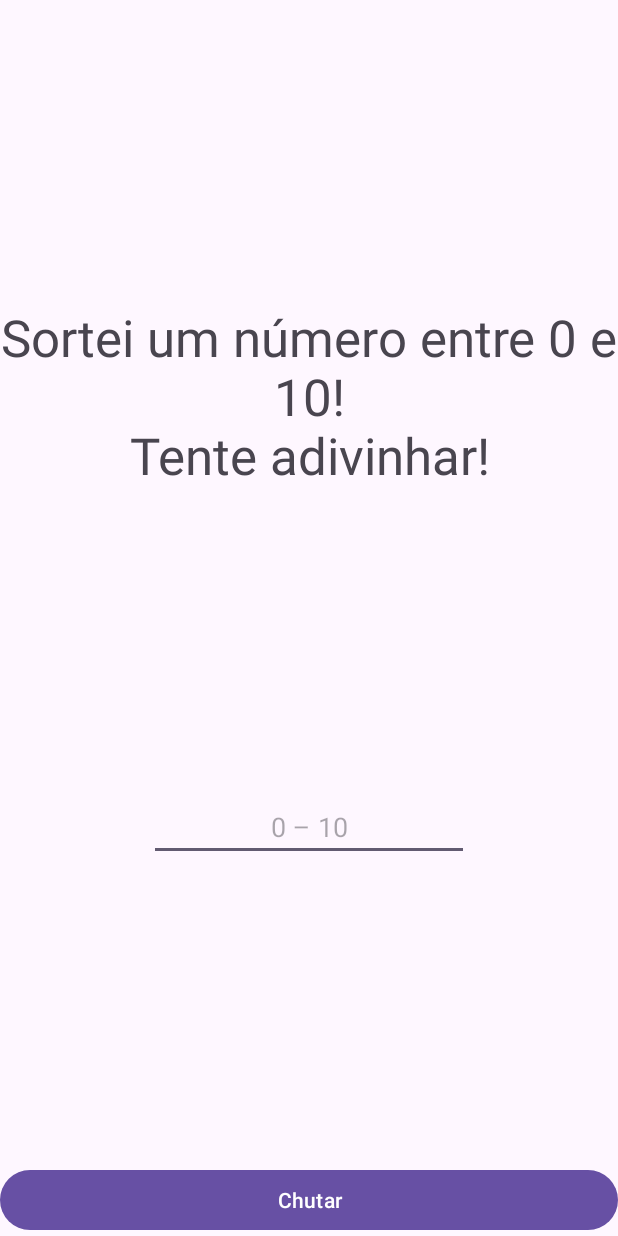
After one commit to ftanaka13/JogoAdvinhaNumero, an Android app: the fragment TentativaFragment shown on its own in the app's theme, on a phone screen of 412 x 824 dp. The commit adds this screen. Run offline under Robolectric (Android 15) with nearby library versions, the phone set to English and light mode, and no system bars.

Commit message:
gréfico de navegação + layouts

```diff
--- /dev/null
+++ b/app/src/main/java/br/com/faculdadeimpacta/advinhanumero/TentativaFragment.kt
@@ -0,0 +1,59 @@
+package br.com.faculdadeimpacta.advinhanumero
+
+import android.os.Bundle
+import androidx.fragment.app.Fragment
+import android.view.LayoutInflater
+import android.view.View
+import android.view.ViewGroup
+
+// TODO: Rename parameter arguments, choose names that match
+// the fragment initialization parameters, e.g. ARG_ITEM_NUMBER
+private const val ARG_PARAM1 = "param1"
+private const val ARG_PARAM2 = "param2"
+
+/**
+ * A simple [Fragment] subclass.
+ * Use the [TentativaFragment.newInstance] factory method to
+ * create an instance of this fragment.
+ */
+class TentativaFragment : Fragment() {
+    // TODO: Rename and change types of parameters
+    private var param1: String? = null
+    private var param2: String? = null
+
+    override fun onCreate(savedInstanceState: Bundle?) {
+        super.onCreate(savedInstanceState)
+        arguments?.let {
+            param1 = it.getString(ARG_PARAM1)
+            param2 = it.getString(ARG_PARAM2)
+        }
+    }
+
+    override fun onCreateView(
+        inflater: LayoutInflater, container: ViewGroup?,
+        savedInstanceState: Bundle?
+    ): View? {
+        // Inflate the layout for this fragment
+        return inflater.inflate(R.layout.fragment_tentativa, container, false)
+    }
+
+    companion object {
+        /**
+         * Use this factory method to create a new instance of
+         * this fragment using the provided parameters.
+         *
+         * @param param1 Parameter 1.
+         * @param param2 Parameter 2.
+         * @return A new instance of fragment TentativaFragment.
+         */
+        // TODO: Rename and change types and number of parameters
+        @JvmStatic
+        fun newInstance(param1: String, param2: String) =
+            TentativaFragment().apply {
+                arguments = Bundle().apply {
+                    putString(ARG_PARAM1, param1)
+                    putString(ARG_PARAM2, param2)
+                }
+            }
+    }
+}
--- /dev/null
+++ b/app/src/main/res/layout/fragment_tentativa.xml
@@ -0,0 +1,43 @@
+<?xml version="1.0" encoding="utf-8"?>
+<androidx.constraintlayout.widget.ConstraintLayout xmlns:android="http://schemas.android.com/apk/res/android"
+    xmlns:app="http://schemas.android.com/apk/res-auto"
+    xmlns:tools="http://schemas.android.com/tools"
+    android:id="@+id/constraintLayout"
+    android:layout_width="match_parent"
+    android:layout_height="match_parent"
+    tools:context=".TentativaFragment">
+
+    <Button
+        android:id="@+id/buttonChutar"
+        android:layout_width="0dp"
+        android:layout_height="wrap_content"
+        android:text="@string/chutar"
+        app:layout_constraintBottom_toBottomOf="parent"
+        app:layout_constraintEnd_toEndOf="parent"
+        app:layout_constraintStart_toStartOf="parent" />
+
+    <TextView
+        android:id="@+id/textViewTentativaTitulo"
+        android:layout_width="wrap_content"
+        android:layout_height="wrap_content"
+        android:gravity="center"
+        android:text="@string/tentativaTitulo"
+        android:textSize="34sp"
+        app:layout_constraintBottom_toTopOf="@+id/editTextChute"
+        app:layout_constraintEnd_toEndOf="parent"
+        app:layout_constraintStart_toStartOf="parent"
+        app:layout_constraintTop_toTopOf="parent" />
+
+    <EditText
+        android:id="@+id/editTextChute"
+        android:layout_width="wrap_content"
+        android:layout_height="wrap_content"
+        android:ems="10"
+        android:gravity="center"
+        android:hint="@string/dica"
+        android:inputType="number"
+        app:layout_constraintBottom_toTopOf="@+id/buttonChutar"
+        app:layout_constraintEnd_toEndOf="parent"
+        app:layout_constraintStart_toStartOf="parent"
+        app:layout_constraintTop_toBottomOf="@+id/textViewTentativaTitulo" />
+</androidx.constraintlayout.widget.ConstraintLayout>
--- a/app/src/main/res/values/strings.xml
+++ b/app/src/main/res/values/strings.xml
@@ -1,3 +1,15 @@
 <resources>
     <string name="app_name">AdvinhaNumero</string>
+    <!-- TODO: Remove or change this placeholder text -->
+    <string name="hello_blank_fragment">Hello blank fragment</string>
+    <string name="titulo">Adivinha o número</string>
+    <string name="comecar">Começar</string>
+    <string name="tentativaTitulo">Sortei um número entre 0 e 10!\nTente adivinhar!</string>
+    <string name="dica">0 – 10</string>
+    <string name="chutar">Chutar</string>
+    <string name="chuteMaior">Seu chute foi muito alto!\nO número sorteado é menor.</string>
+    <string name="chuteMenor">Seu chute foi muito baixo!\nO número sorteado é maior.</string>
+    <string name="tenteNovamente">Tente novamente</string>
+    <string name="parabens">Parabéns!\nVocê acertou!</string>
+    <string name="jogarNovamente">Jogar novamente</string>
 </resources>
```
Also changed, not shown: app/src/main/java/br/com/faculdadeimpacta/advinhanumero/ChuteMaiorFragment.kt (added, +59 -0 lines), app/src/main/java/br/com/faculdadeimpacta/advinhanumero/ChuteMenorFragment.kt (added, +59 -0 lines), app/src/main/java/br/com/faculdadeimpacta/advinhanumero/ParabensFragment.kt (added, +59 -0 lines), app/src/main/java/br/com/faculdadeimpacta/advinhanumero/StartFragment.kt (added, +59 -0 lines), app/src/main/res/layout/fragment_chute_maior.xml (added, +30 -0 lines), app/src/main/res/layout/fragment_chute_menor.xml (added, +30 -0 lines), app/src/main/res/layout/fragment_parabens.xml (added, +30 -0 lines), app/src/main/res/layout/fragment_start.xml (added, +29 -0 lines), app/src/main/res/navigation/nav_graph.xml (+54 -1 lines).
